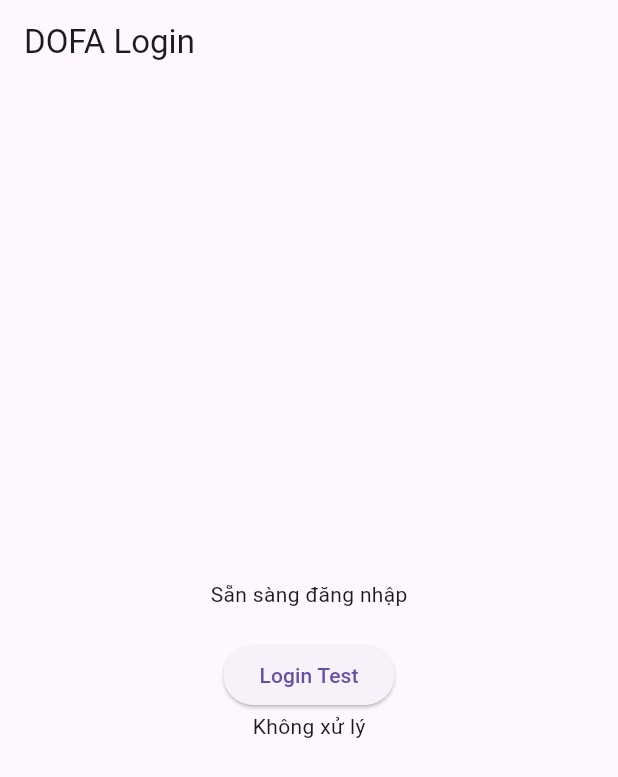
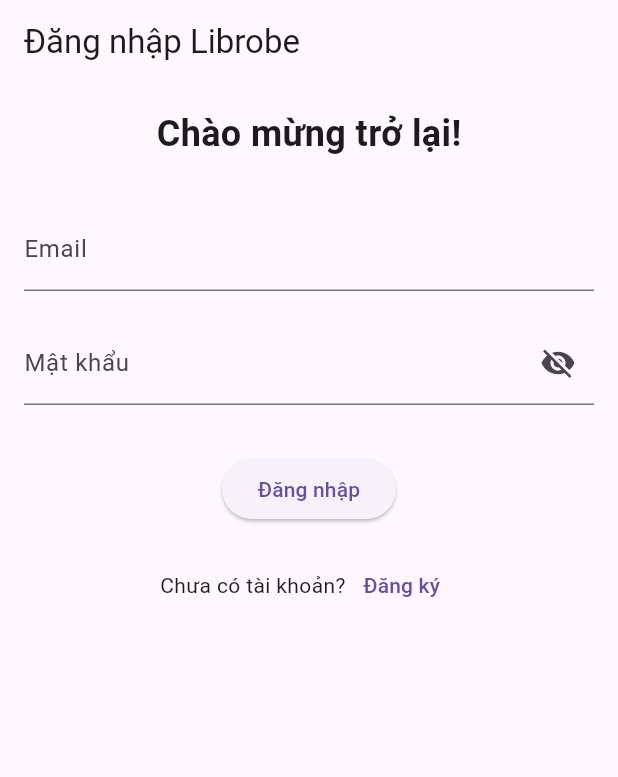
Before and after one commit to hoanglcnn-oss/AFOD_Librio_Mobile, a Flutter app: the screen it shows after launch, on a phone screen of 412 x 824 dp. Shown: the top 777 px of the screen. Run offline on Flutter 3.47's test engine with Material 3 defaults, Android fonts, the phone set to English and light mode, and no system bars; our stand-ins replace equatable, flutter_bloc.

Commit message:
feat: implement authentication app structure with login and register screens

```diff
--- a/week34_project/lib/app/app.dart
+++ b/week34_project/lib/app/app.dart
@@ -4,6 +4,7 @@
 import '../features/auth/bloc/auth_bloc.dart';
 import '../features/auth/data/fake_auth_repository.dart';
 import '../features/auth/presentation/login_screen.dart';
+import '../features/auth/presentation/register_screen.dart';
 
 class DofaApp extends StatelessWidget {
   const DofaApp({super.key});
--- a/week34_project/lib/features/auth/presentation/login_screen.dart
+++ b/week34_project/lib/features/auth/presentation/login_screen.dart
@@ -4,74 +4,157 @@
 import '../bloc/auth_bloc.dart';
 import '../bloc/auth_state.dart';
 import '../bloc/auth_event.dart';
+import 'register_screen.dart';
 
-class LoginScreen extends StatelessWidget {
+class LoginScreen extends StatefulWidget {
   const LoginScreen({super.key});
+
+  @override
+  State<LoginScreen> createState() => _LoginScreenState();
+}
+
+class _LoginScreenState extends State<LoginScreen> {
+  final _formKey = GlobalKey<FormState>();
+  final _emailController = TextEditingController();
+  final _passwordController = TextEditingController();
+
+  bool _obscurePassword = true;
+
+  @override
+  void dispose() {
+    _emailController.dispose();
+    _passwordController.dispose();
+    super.dispose();
+  }
 
   @override
   Widget build(BuildContext context) {
     return Scaffold(
-      appBar: AppBar(title: const Text('DOFA Login')),
-      body: Center(
+      appBar: AppBar(title: const Text('Đăng nhập Librobe')),
+      body: SingleChildScrollView(
+        padding: const EdgeInsets.all(16),
+        child: Form(
+          key: _formKey,
           child: Column(
-          mainAxisAlignment: MainAxisAlignment.center,
             children: [
+              const Text(
+                'Chào mừng trở lại!',
+                style: TextStyle(fontSize: 24, fontWeight: FontWeight.bold),
+              ),
+
+              const SizedBox(height: 32),
+
+              TextFormField(
+                controller: _emailController,
+                decoration: const InputDecoration(labelText: 'Email'),
+                keyboardType: TextInputType.emailAddress,
+                validator: (value) {
+                  // Chuẩn hóa chuỗi bằng trim().
+                  final email = value?.trim() ?? '';
+
+                  // Kiểm tra email rỗng.
+                  if (email.isEmpty) {
+                    return 'Vui lòng nhập email';
+                  }
+
+                  // Kiểm tra Regex với biến email đã chuẩn hóa.
+                  final emailRegex = RegExp(
+                    r'^[a-zA-Z0-9._%+-]+@[a-zA-Z0-9.-]+\.[a-zA-Z]{2,}$',
+                  );
+
+                  if (!emailRegex.hasMatch(email)) {
+                    return 'Email không hợp lệ';
+                  }
+
+                  return null;
+                },
+              ),
+
+              const SizedBox(height: 20),
+
+              TextFormField(
+                controller: _passwordController,
+                obscureText: _obscurePassword,
+                decoration: InputDecoration(
+                  labelText: 'Mật khẩu',
+                  suffixIcon: IconButton(
+                    tooltip: _obscurePassword ? 'Hiện mật khẩu' : 'Ẩn mật khẩu',
+                    icon: Icon(
+                      _obscurePassword
+                          ? Icons.visibility_off
+                          : Icons.visibility,
+                    ),
+                    onPressed: () {
+                      setState(() {
+                        _obscurePassword = !_obscurePassword;
+                      });
+                    },
+                  ),
+                ),
+                validator: (value) {
+                  if (value == null || value.trim().isEmpty) {
+                    return 'Vui lòng nhập mật khẩu';
+                  }
+                  return null;
+                },
+              ),
+
+              const SizedBox(height: 32),
+
               BlocConsumer<AuthBloc, AuthState>(
                 listener: (context, state) {
                   if (state is AuthSuccess) {
-                  // Hiện SnackBar với nội dung state.message.
-                  ScaffoldMessenger.of(context).showSnackBar(
-                    SnackBar(
-                      content: Text(state.message),
-                      backgroundColor: Colors.green,
-                    ),
-                  );
+                    ScaffoldMessenger.of(context)
+                        .showSnackBar(SnackBar(content: Text(state.message)));
                   }
 
                   if (state is AuthFailure) {
-                  // Hiện SnackBar với nội dung state.message.
-                  ScaffoldMessenger.of(context).showSnackBar(
-                    SnackBar(
-                      content: Text(state.message),
-                      backgroundColor: Colors.red,
-                    ),
-                  );
+                    ScaffoldMessenger.of(context)
+                        .showSnackBar(SnackBar(content: Text(state.message)));
                   }
                 },
-
                 builder: (context, state) {
                   if (state is AuthLoading) {
                     return const CircularProgressIndicator();
                   }
 
-                if (state is AuthFailure) {
-                  return Text(state.message);
+                  return ElevatedButton(
+                    onPressed: () {
+                      if (_formKey.currentState!.validate()) {
+                        context.read<AuthBloc>().add(
+                          LoginRequested(
+                            email: _emailController.text.trim(),
+                            password: _passwordController.text,
+                          ),
+                        );
                       }
-
-                if (state is AuthSuccess) {
-                  return Text(state.message);
-                }
-
-                return const Text('Sẵn sàng đăng nhập');
+                    },
+                    child: const Text('Đăng nhập'),
+                  );
                 },
               ),
 
-            const SizedBox(height: 20),
+              const SizedBox(height: 16),
 
-            ElevatedButton(
+              Row(
+                mainAxisAlignment: MainAxisAlignment.center,
+                children: [
+                  const Text('Chưa có tài khoản?'),
+                  TextButton(
                     onPressed: () {
-                context.read<AuthBloc>().add(
-                  const LoginRequested(
-                    email: 'test@example.com',
-                    password: '123456',
+                      Navigator.push(
+                        context,
+                        MaterialPageRoute(
+                          builder: (context) => const RegisterScreen(),
                         ),
                       );
                     },
-              child: const Text('Login Test'),
+                    child: const Text('Đăng ký'),
                   ),
-
-            LoadingStatus(),
                 ],
+              ),
+            ],
+          ),
         ),
       ),
     );
--- a/week34_project/lib/features/auth/presentation/register_screen.dart
+++ b/week34_project/lib/features/auth/presentation/register_screen.dart
@@ -1,4 +1,9 @@
 import 'package:flutter/material.dart';
+import 'package:flutter_bloc/flutter_bloc.dart';
+
+import '../bloc/auth_bloc.dart';
+import '../data/fake_auth_repository.dart';
+import 'login_screen.dart';
 
 class RegisterScreen extends StatefulWidget {
   const RegisterScreen({super.key});
@@ -22,7 +27,10 @@
   @override
   Widget build(BuildContext context) {
     return Scaffold(
-      appBar: AppBar(title: const Text('Tạo tài khoản Librobe')),
+      appBar: AppBar(
+        title: const Text('Tạo tài khoản Librobe'),
+        automaticallyImplyLeading: false,
+      ),
 
       // Body có thể cuộn khi bàn phím mở
       body: SingleChildScrollView(
@@ -32,7 +40,7 @@
           child: Column(
             children: [
               const Text(
-                'Tạo tài khoản Librobe',
+                'Đăng Ký',
                 style: TextStyle(fontSize: 24, fontWeight: FontWeight.bold),
               ),
               const SizedBox(height: 40),
@@ -176,6 +184,22 @@
                 },
                 child: const Text('Đăng ký'),
               ),
+
+              const SizedBox(height: 16),
+
+              Row(
+                mainAxisAlignment: MainAxisAlignment.center,
+                children: [
+                  const Text('Đã có tài khoản?'),
+                  TextButton(
+                    onPressed: () {
+                      Navigator.pop(context);
+                    },
+
+                    child: const Text('Đăng nhập'),
+                  ),
+                ],
+              ),
             ],
           ),
         ),
```
Lines whose indentation alone changed are shown as unchanged.
